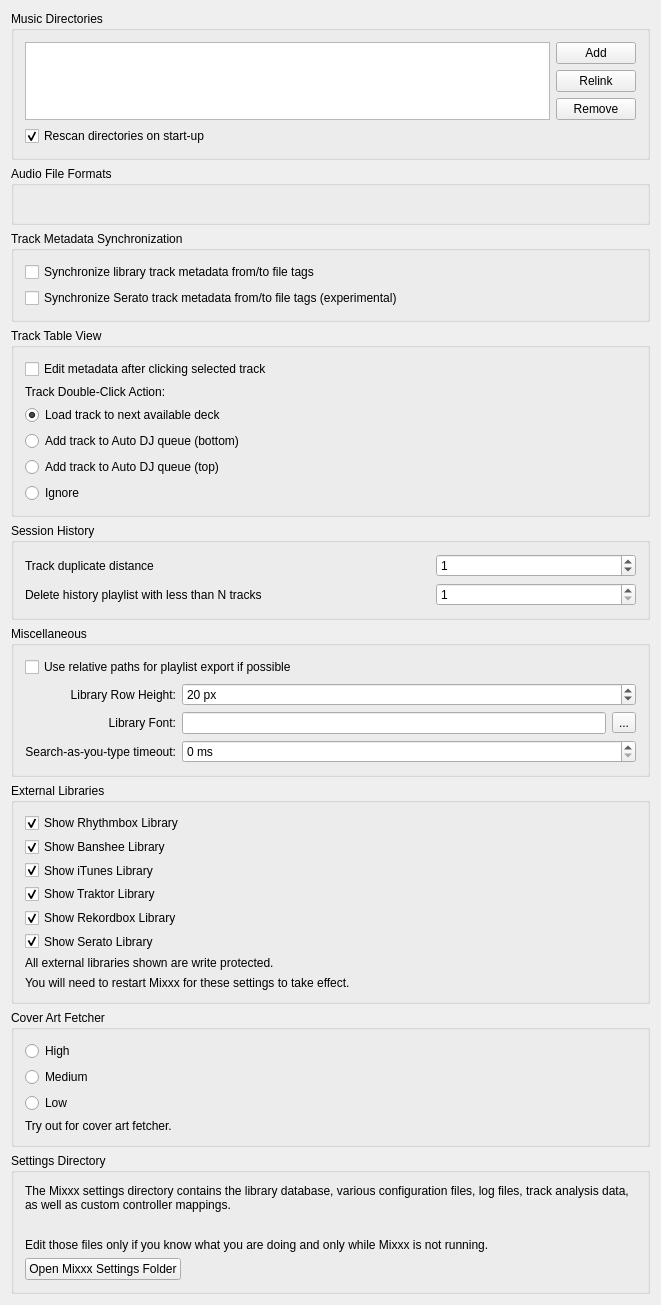
The window that src/preferences/dialog/dlgpreflibrarydlg.ui (fatihemreyildiz/mixxx) describes before a commit, drawn with Qt 5.
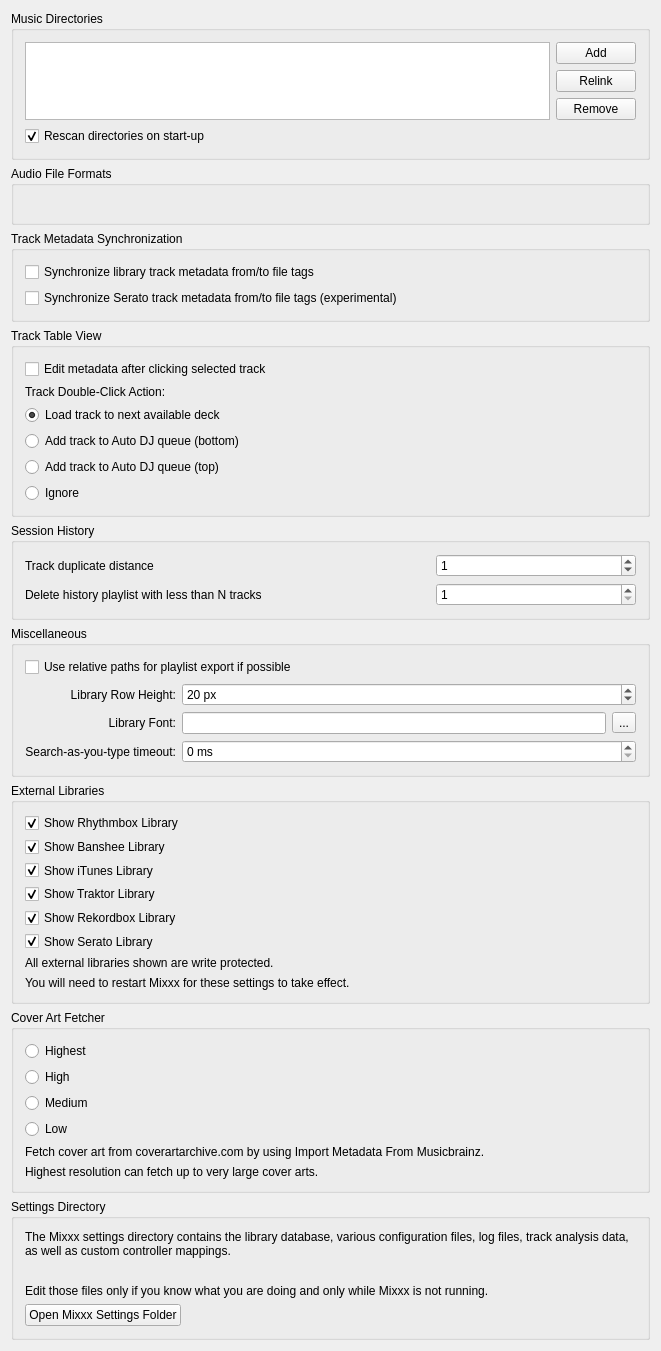
The same window after the commit.

```diff
--- a/src/preferences/dialog/dlgpreflibrarydlg.ui
+++ b/src/preferences/dialog/dlgpreflibrarydlg.ui
@@ -461,13 +461,22 @@
       <item row="0" column="0">
        <widget class="QRadioButton" name="radioButton_cover_art_fetcher_highest">
         <property name="text">
-         <string>High</string>
+         <string>Highest</string>
         </property>
         <property name="checked">
         </property>
        </widget>
       </item>
       <item row="1" column="0">
+       <widget class="QRadioButton" name="radioButton_cover_art_fetcher_high">
+        <property name="text">
+         <string>High</string>
+        </property>
+        <property name="checked">
+        </property>
+       </widget>
+      </item>
+      <item row="2" column="0">
        <widget class="QRadioButton" name="radioButton_cover_art_fetcher_medium">
         <property name="text">
          <string>Medium</string>
@@ -476,7 +485,7 @@
         </property>
        </widget>
       </item>
-      <item row="2" column="0">
+      <item row="3" column="0">
        <widget class="QRadioButton" name="radioButton_cover_art_fetcher_lowest">
         <property name="text">
          <string>Low</string>
@@ -485,10 +494,17 @@
         </property>
        </widget>
       </item>
-      <item row="3" column="0">
-       <widget class="QLabel" name="label_10">
+      <item row="4" column="0">
+       <widget class="QLabel" name="label_12">
         <property name="text">
-         <string>Try out for cover art fetcher.</string>
+         <string>Fetch cover art from coverartarchive.com by using Import Metadata From Musicbrainz.</string>
+        </property>
+       </widget>
+      </item>
+      <item row="5" column="0">
+       <widget class="QLabel" name="label_13">
+        <property name="text">
+         <string>Highest resolution can fetch up to very large cover arts. </string>
         </property>
        </widget>
       </item>
```
Left out of the diff: 3 changed lines with no effect on the pictures.
